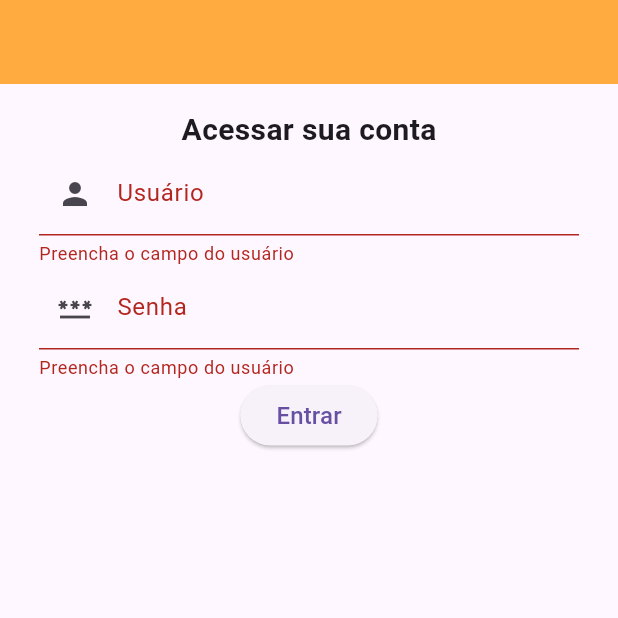
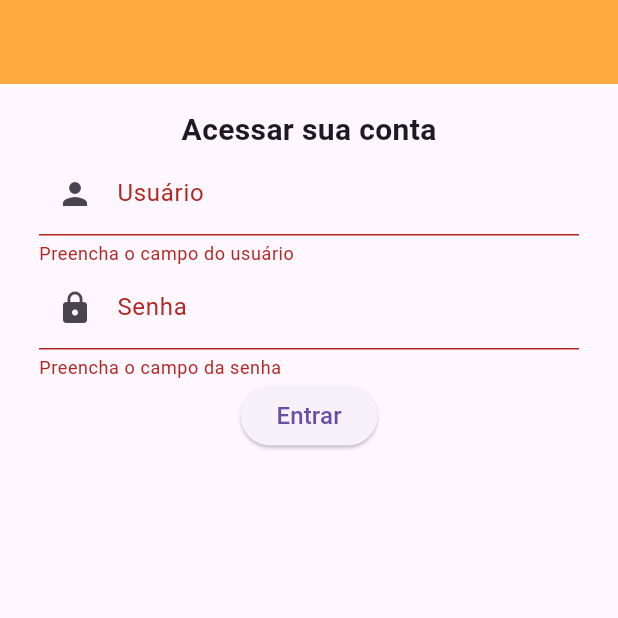
Before and after one commit to MichelecFernandes/flutter, a Flutter app: the screen it shows after launch, after a tap on "Entrar", on a phone screen of 412 x 824 dp, the top half of it. Run offline on Flutter 3.47's test engine with Material 3 defaults, Android fonts, the phone set to English and light mode, and no system bars.

Commit message:
feat: criacao da classe de controller de login para validar o acesso do usuario

```diff
--- /dev/null
+++ b/flutter_application_3/app_receitas/lib/controllers/login_controller.dart
@@ -0,0 +1,9 @@
+class LoginController{
+  bool login(String usuario, String senha){
+    if(usuario == 'admin' && senha == '123456'){
+      return true;
+    }else{
+      return false;
+    }
+  }
+}
--- a/flutter_application_3/app_receitas/lib/views/login_view.dart
+++ b/flutter_application_3/app_receitas/lib/views/login_view.dart
@@ -55,11 +55,11 @@ class _LoginViewState extends State<LoginView> {
                     decoration: InputDecoration(
                       labelText: 'Senha',
                       hintText: 'Digite sua senha',
-                      prefixIcon: Icon(Icons.password)
+                      prefixIcon: Icon(Icons.lock)
                     ),
                     validator: (senha){
                       if(senha == null || senha.isEmpty){
-                        return 'Preencha o campo do usuário';
+                        return 'Preencha o campo da senha';
                       }
 
                       if(senha.length < 4){
```
